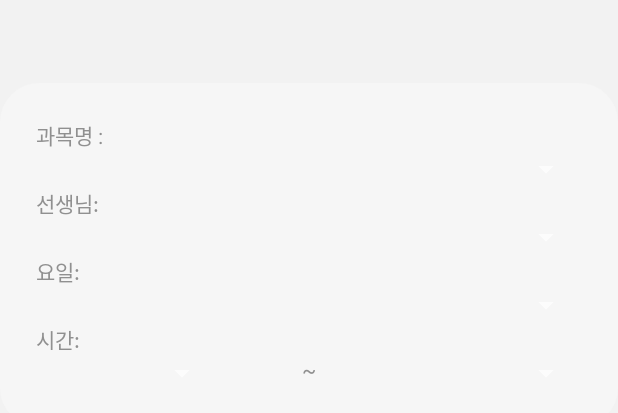
After one commit to KimWash/SJHS_Notifier, an Android app: the layout activity_edittable.xml on its own in the app's theme, with its tools: preview values and no code run, on a phone screen of 412 x 824 dp. The commit adds this screen. Shown: the top 413 px of the screen. Run offline under Robolectric (Android 15) with nearby library versions, the phone set to English and light mode, and no system bars.

Commit message:
수정기능 일부 구현

```diff
--- a/app/src/main/java/com/example/sjhs_notifier_kotlin/timeTableActivity.kt
+++ b/app/src/main/java/com/example/sjhs_notifier_kotlin/timeTableActivity.kt
@@ -1,5 +1,6 @@
 package com.example.sjhs_notifier_kotlin
 
+import android.content.Intent
 import android.os.Bundle
 import android.util.Log
 import android.view.Menu
@@ -34,7 +35,8 @@ class timeTableActivity : AppCompatActivity(){
         //return super.onOptionsItemSelected(item)
         when (item.itemId){
             R.id.edit_table -> {
-                Log.e("Debug", "시간표 수정진입")
+                val editIntent = Intent(this@timeTableActivity, editTableActivity::class.java)
+                startActivity(editIntent)
                 return true
             }
         }
--- /dev/null
+++ b/app/src/main/res/layout/activity_edittable.xml
@@ -0,0 +1,114 @@
+<?xml version="1.0" encoding="utf-8"?>
+<LinearLayout xmlns:android="http://schemas.android.com/apk/res/android"
+    xmlns:app="http://schemas.android.com/apk/res-auto"
+    android:orientation="vertical"
+    android:layout_width="match_parent"
+    android:layout_height="match_parent">
+
+
+    <!-- Todo: 캘린더 변경 -->
+
+
+    <androidx.appcompat.widget.Toolbar
+        android:id="@+id/toolbar"
+        android:layout_width="match_parent"
+        android:layout_height="wrap_content"
+        android:layout_weight="0.1"
+        android:background="@android:color/transparent"
+        android:foregroundGravity="top"
+        android:theme="@style/ToolbarTheme"
+        />
+
+    <ScrollView
+        android:id="@+id/scrollview"
+        android:layout_width="match_parent"
+        android:layout_height="match_parent"
+        android:layout_weight="5">
+
+
+        <LinearLayout
+            android:id="@+id/linearLayout2"
+            android:layout_width="match_parent"
+            android:layout_height="match_parent"
+            android:background="@drawable/shadow"
+            android:orientation="vertical"
+            android:paddingLeft="24dp"
+            android:paddingRight="24dp"
+            android:paddingBottom="24dp"
+            android:paddingTop="24dp">
+
+
+            <TextView
+                android:id="@+id/textView4"
+                android:layout_width="match_parent"
+                android:layout_height="wrap_content"
+                android:text="과목명 : " />
+
+
+            <Spinner
+                android:id="@+id/subjectSpinner"
+                android:layout_width="match_parent"
+                android:layout_height="wrap_content" />
+
+            <TextView
+                android:id="@+id/textView5"
+                android:layout_width="match_parent"
+                android:layout_height="wrap_content"
+                android:text="선생님: " />
+
+            <Spinner
+                android:id="@+id/teacherSpinner"
+                android:layout_width="match_parent"
+                android:layout_height="wrap_content" />
+            <TextView
+            android:id="@+id/textView6"
+            android:layout_width="match_parent"
+            android:layout_height="wrap_content"
+            android:text="요일: " />
+
+            <Spinner
+                android:id="@+id/daySpinner"
+                android:layout_width="match_parent"
+                android:layout_height="wrap_content" />
+
+            <TextView
+                android:id="@+id/textView7"
+                android:layout_width="match_parent"
+                android:layout_height="wrap_content"
+                android:text="시간: " />
+
+            <LinearLayout
+                android:layout_width="match_parent"
+                android:layout_height="match_parent"
+                android:orientation="horizontal">
+                <Spinner
+                    android:id="@+id/sPeriodSpinner"
+                    android:layout_width="0px"
+                    android:layout_height="wrap_content"
+                    android:layout_weight="0.25" />
+                <TextView
+                    android:id="@+id/textView8"
+                    android:layout_width="0px"
+                    android:layout_height="wrap_content"
+                    android:layout_weight="0.25"
+                    android:text="~"
+                    android:textAlignment="center"/>
+                <Spinner
+                    android:id="@+id/ePeriodSpinner"
+                    android:layout_width="0px"
+                    android:layout_height="wrap_content"
+                    android:layout_weight="0.25"
+                    />
+
+
+            </LinearLayout>
+
+
+
+        </LinearLayout>
+
+
+    </ScrollView>
+
+
+</LinearLayout>
```
Also changed, not shown: app/src/main/java/com/example/sjhs_notifier_kotlin/PreferenceManager.kt (added, +116 -0 lines), app/src/main/java/com/example/sjhs_notifier_kotlin/editTableActivity.kt (added, +154 -0 lines), app/src/main/res/values/arrays.xml (added, +76 -0 lines).
